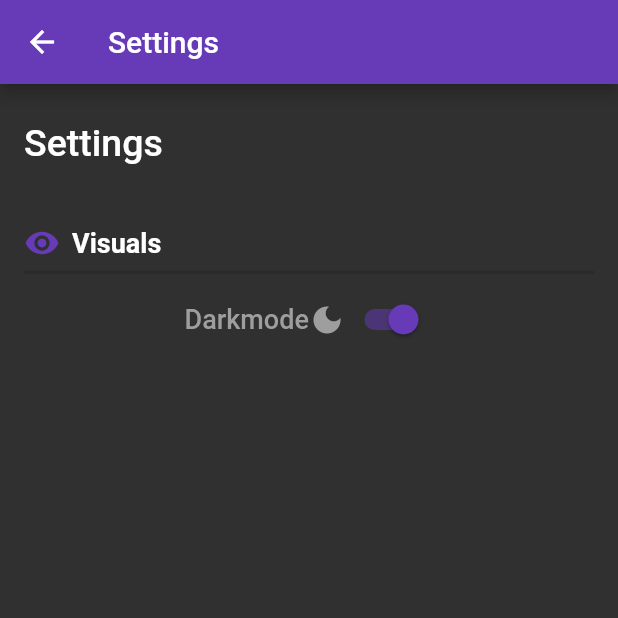
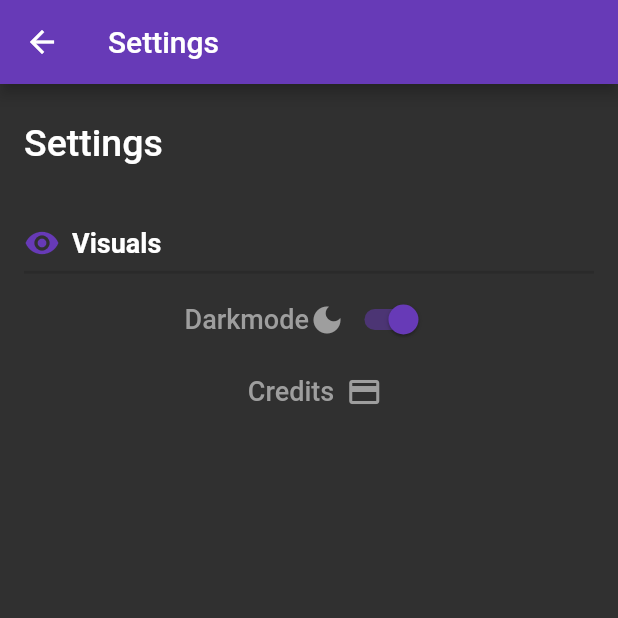
Before and after one commit to SubsurfaceStudios/CVR-App, a Flutter app: the Settings screen opened directly, on a phone screen of 412 x 824 dp, the top half of it. Run offline on Flutter 3.47's test engine with Material 2 defaults, Android fonts, the phone set to English and light mode, and no system bars; our stand-ins replace adaptive_dialog, shared_preferences; accounts and stored records are empty.

Commit message:
credits button
boop

```diff
--- a/flutter/lib/settings.dart
+++ b/flutter/lib/settings.dart
@@ -62,7 +62,7 @@ class _HomePageState extends State<Settings> {
             height: 15,
             thickness: 2,
           ),
-          //setting 1
+          //darkmode setting box
           Row(
             mainAxisAlignment: MainAxisAlignment.center,
             children: [
@@ -77,7 +77,6 @@ class _HomePageState extends State<Settings> {
                 Icons.dark_mode,
                 color: Colors.grey,
               ),
-              //darkmode switch
               Switch.adaptive(
                   value: themeProvider.isDarkMode,
                   onChanged: (value) {
@@ -87,6 +86,28 @@ class _HomePageState extends State<Settings> {
                   }),
             ],
           ),
+          //credits link
+          Row(
+            mainAxisAlignment: MainAxisAlignment.center,
+            children: [
+              TextButton(
+                  onPressed: () {
+                    Navigator.push(
+                      context,
+                      MaterialPageRoute(builder: (context) => Credits()),
+                    );
+                  },
+                  child: Text("Credits",
+                      style: TextStyle(
+                          fontSize: 18,
+                          fontWeight: FontWeight.w500,
+                          color: Colors.grey))),
+              Icon(
+                Icons.credit_card,
+                color: Colors.grey,
+              ),
+            ],
+          ),
         ],
       ),
     );
```
